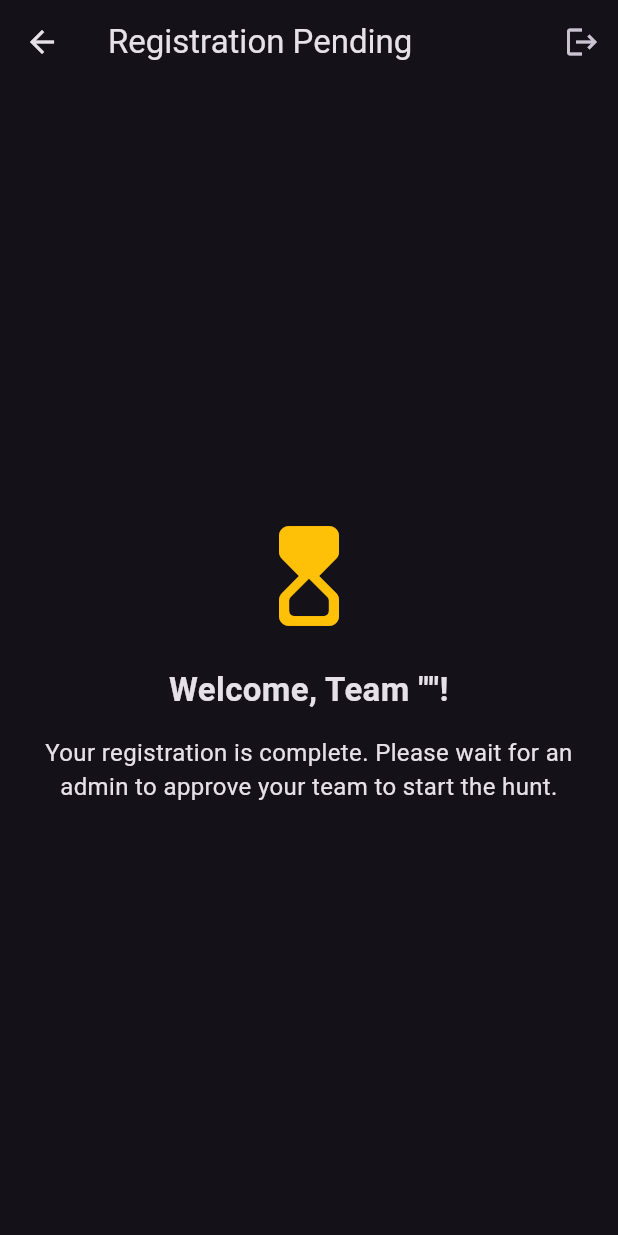
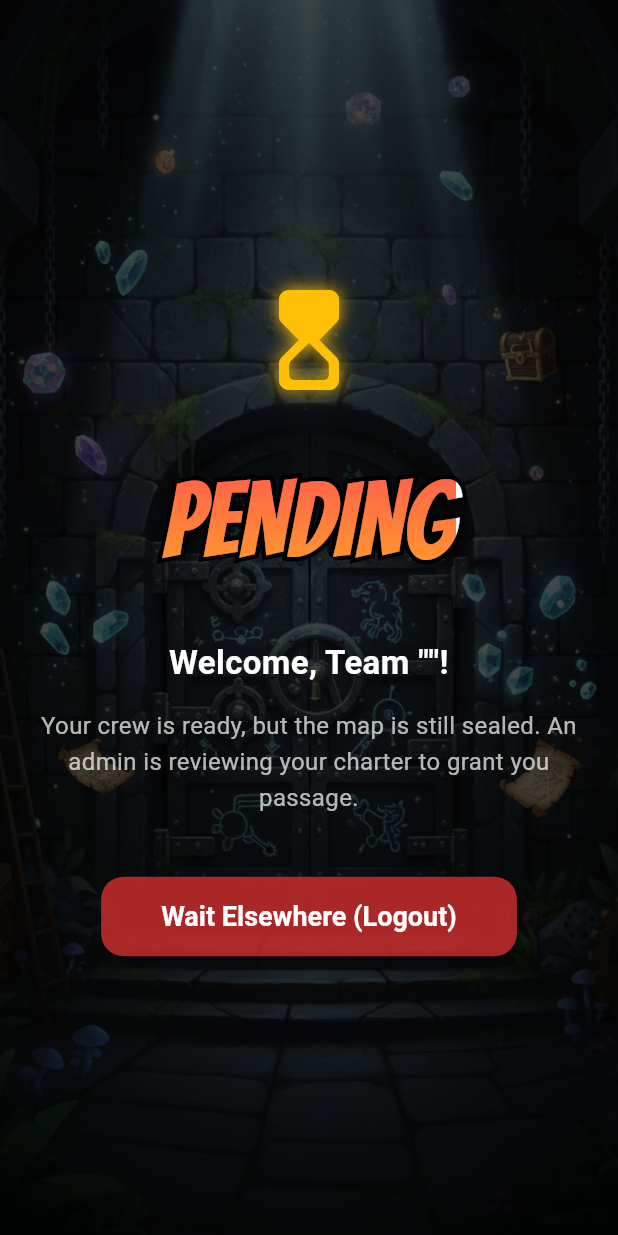
Before and after one commit to jyojokooz/treasure_huntjo, a Flutter app: the PendingScreen screen opened directly with empty values, on a phone screen of 412 x 824 dp. Run offline on Flutter 3.47's test engine with Material 3 defaults, Android fonts, the phone set to English and light mode, and no system bars; our stand-ins replace audioplayers, cloud_firestore, firebase_auth, firebase_core, google_fonts; accounts and stored records are empty.

Commit message:
pending state ui updated

```diff
--- a/treasure_hunt_app/lib/screens/pending_screen.dart
+++ b/treasure_hunt_app/lib/screens/pending_screen.dart
@@ -1,5 +1,5 @@
 import 'package:flutter/material.dart';
-// **FIXED IMPORT**
+import 'package:google_fonts/google_fonts.dart';
 import 'package:treasure_hunt_app/services/auth_service.dart';
 
 class PendingScreen extends StatelessWidget {
@@ -10,21 +10,26 @@ class PendingScreen extends StatelessWidget {
   @override
   Widget build(BuildContext context) {
     final AuthService auth = AuthService();
+
     return Scaffold(
-      appBar: AppBar(
-        title: const Text("Registration Pending"),
-        actions: [
-          IconButton(
-            icon: const Icon(Icons.logout),
-            onPressed: () async {
-              await auth.signOut();
-            },
+      body: Stack(
+        fit: StackFit.expand,
+        children: [
+          // Background Image
+          Image.asset(
+            'assets/images/background1.png',
+            height: double.infinity,
+            width: double.infinity,
+            fit: BoxFit.cover,
           ),
-        ],
+          // Dark Overlay
+          Container(
+            // FIX 1: Replaced deprecated withOpacity
+            color: Colors.black.withAlpha((0.7 * 255).round()),
           ),
-      body: Center(
+          SafeArea(
             child: Padding(
-          padding: const EdgeInsets.all(20.0),
+              padding: const EdgeInsets.all(25.0),
               child: Column(
                 mainAxisAlignment: MainAxisAlignment.center,
                 children: [
@@ -32,26 +37,109 @@ class PendingScreen extends StatelessWidget {
                     Icons.hourglass_top_rounded,
                     size: 80,
                     color: Colors.amber,
+                    shadows: [Shadow(blurRadius: 15, color: Colors.amber)],
                   ),
-              const SizedBox(height: 20),
+                  const SizedBox(height: 30),
+
+                  // Stylized "PENDING" title
+                  _buildStyledText("PENDING", 70),
+
+                  const SizedBox(height: 30),
                   Text(
                     'Welcome, Team "$teamName"!',
                     style: const TextStyle(
                       fontSize: 22,
                       fontWeight: FontWeight.bold,
+                      color: Colors.white,
                     ),
                     textAlign: TextAlign.center,
                   ),
                   const SizedBox(height: 15),
                   const Text(
-                'Your registration is complete. Please wait for an admin to approve your team to start the hunt.',
+                    'Your crew is ready, but the map is still sealed. An admin is reviewing your charter to grant you passage.',
                     textAlign: TextAlign.center,
-                style: TextStyle(fontSize: 16),
+                    style: TextStyle(
+                      fontSize: 16,
+                      color: Colors.white70,
+                      height: 1.5,
+                    ),
+                  ),
+                  const SizedBox(height: 40),
+
+                  // Styled Logout Button
+                  ElevatedButton(
+                    style: ElevatedButton.styleFrom(
+                      // FIX 2: Replaced deprecated withOpacity
+                      backgroundColor: Colors.red.shade700.withAlpha(
+                        (0.8 * 255).round(),
+                      ),
+                      foregroundColor: Colors.white,
+                      padding: const EdgeInsets.symmetric(
+                        horizontal: 40,
+                        vertical: 16,
+                      ),
+                      shape: RoundedRectangleBorder(
+                        borderRadius: BorderRadius.circular(15),
+                      ),
+                      textStyle: const TextStyle(
+                        fontSize: 18,
+                        fontWeight: FontWeight.bold,
+                      ),
+                    ),
+                    onPressed: () {
+                      auth.signOut();
+                    },
+                    child: const Text('Wait Elsewhere (Logout)'),
                   ),
                 ],
               ),
             ),
           ),
+        ],
+      ),
+    );
+  }
+
+  // Helper widget for creating the stylized text
+  Widget _buildStyledText(String text, double fontSize) {
+    return Stack(
+      children: <Widget>[
+        // The text outline (the layer behind)
+        Text(
+          text,
+          textAlign: TextAlign.center,
+          style: GoogleFonts.bangers(
+            fontSize: fontSize,
+            foreground: Paint()
+              ..style = PaintingStyle.stroke
+              ..strokeWidth = 6
+              ..color = Colors.black, // Outline color
+            shadows: [
+              Shadow(
+                blurRadius: 10.0,
+                color: Colors.black.withAlpha(
+                  (0.5 * 255).round(),
+                ), // Also updated here for consistency
+                offset: const Offset(5, 5),
+              ),
+            ],
+          ),
+        ),
+        // The gradient text fill (the layer on top)
+        ShaderMask(
+          blendMode: BlendMode.srcIn,
+          shaderCallback: (bounds) => LinearGradient(
+            colors: [Colors.redAccent, Colors.orange.shade400],
+            begin: Alignment.topCenter,
+            end: Alignment.bottomCenter,
+          ).createShader(Rect.fromLTWH(0, 0, bounds.width, bounds.height)),
+          child: Text(
+            text,
+            textAlign: TextAlign.center,
+            style: GoogleFonts.bangers(fontSize: fontSize, color: Colors.white),
+          ),
+        ),
+      ],
     );
   }
 }
```
Also changed, not shown: treasure_hunt_app/assets/images/background1.png, treasure_hunt_app/assets/images/background12347.png (added). Lines whose indentation alone changed are shown as unchanged.
